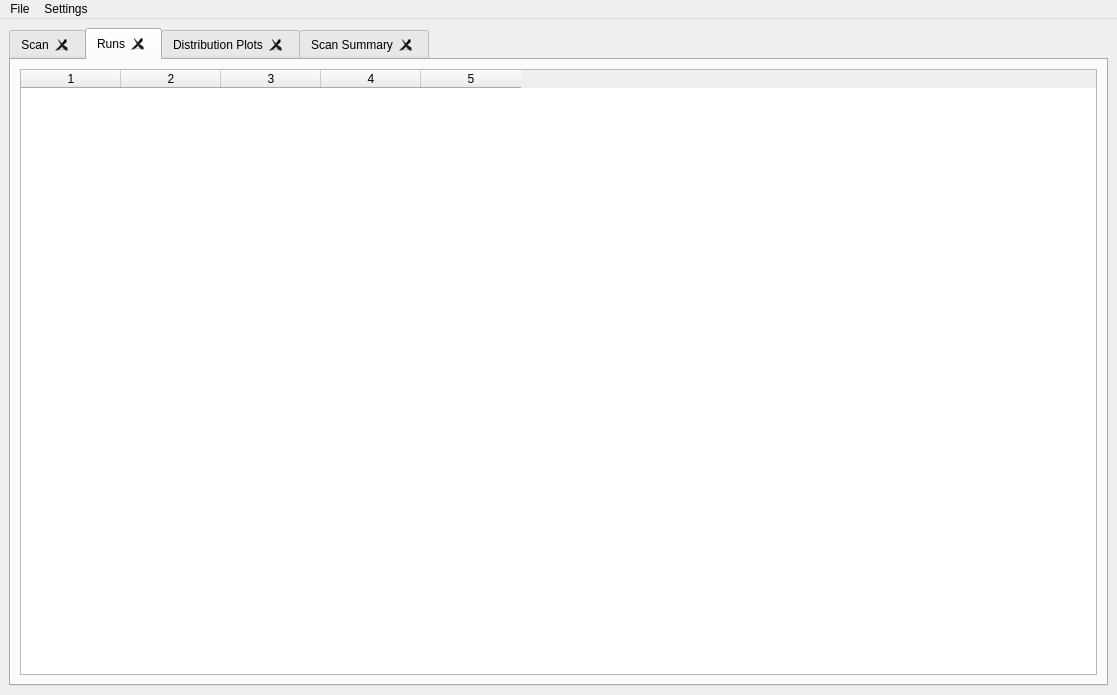
Qt form astra_comparison_gui_tabs_Linac.ui (VELA-CLARA-software/OnlineModel) before a commit.
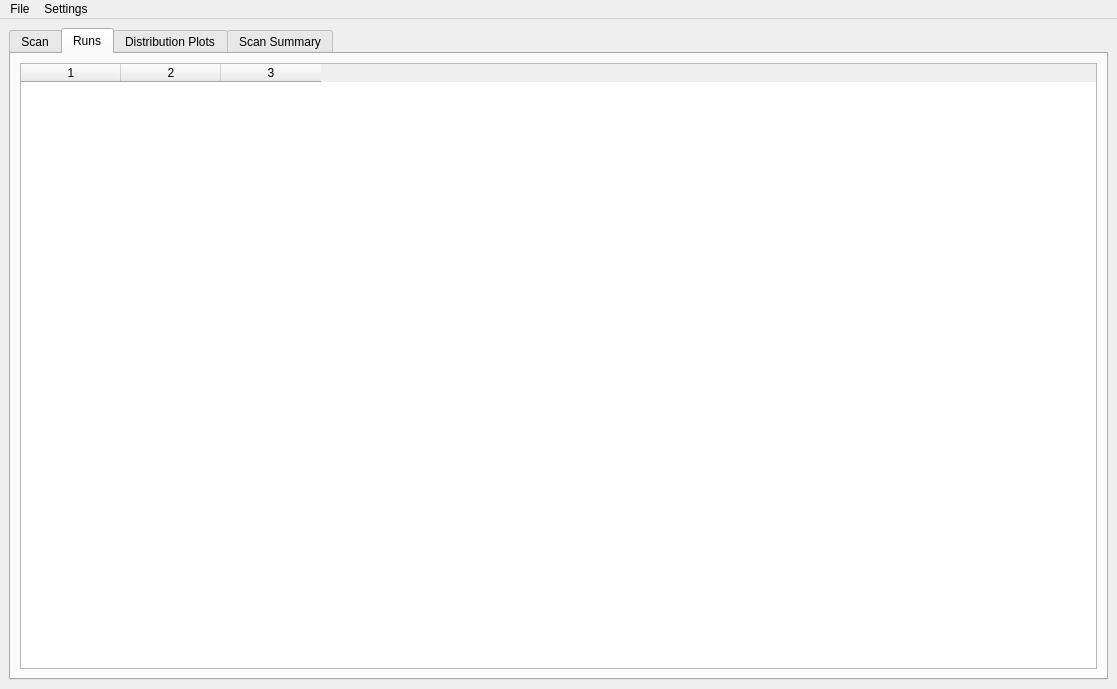
The same form after that commit. The open tabs and pages were chosen to show the change. Custom widgets are drawn as their Qt base class.

What changed in the file:
```diff
--- a/astra_comparison_gui_tabs_Linac.ui
+++ b/astra_comparison_gui_tabs_Linac.ui
@@ -49,6 +49,9 @@
        <number>0</number>
       </property>
       <property name="tabsClosable">
+       <bool>false</bool>
+      </property>
+      <property name="movable">
        <bool>true</bool>
       </property>
       <widget class="QWidget" name="scan_tab">
@@ -2813,7 +2816,7 @@
             <bool>true</bool>
            </property>
            <property name="columnCount">
-            <number>5</number>
+            <number>3</number>
            </property>
            <attribute name="horizontalHeaderCascadingSectionResizes">
             <bool>true</bool>
@@ -2833,8 +2836,6 @@
            <column/>
            <column/>
            <column/>
-           <column/>
-           <column/>
           </widget>
          </widget>
         </item>
```
